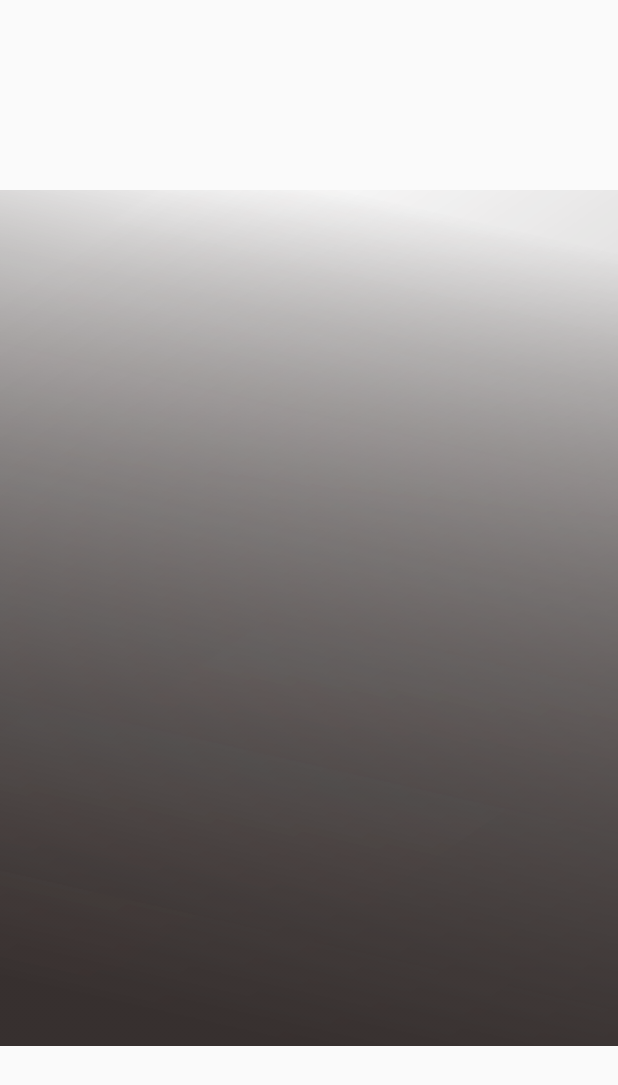
After one commit to Michaelyanzheng/Code, an Android app: the StartActivity screen opened directly, with no data from a screen before it, on a phone screen of 412 x 824 dp. The commit adds this screen. Shown: the top 1085 px of the screen. Run offline under Robolectric (Android 15) with nearby library versions, the light colour scheme and no system bars.

Commit message:
add view page

```diff
--- /dev/null
+++ b/Convenience/app/src/main/java/com/zheng/convenience/StartActivity.java
@@ -0,0 +1,90 @@
+package com.zheng.convenience;
+
+import android.app.Activity;
+import android.content.Context;
+import android.content.Intent;
+import android.content.SharedPreferences;
+import android.os.Bundle;
+import android.os.Handler;
+import android.os.Message;
+import android.view.Window;
+import android.view.WindowManager;
+import android.widget.ImageView;
+
+/**
+ * Created by michael on 2015/9/10.
+ */
+public class StartActivity extends Activity {
+
+
+    public static final String COOL = "cool";
+
+    public static final String ME_OR_COLOR = "me_or_color";
+
+    public static final int TIMEOUT = 2000;
+
+    public Handler mMyHandler = new Handler(){
+
+        @Override
+        public void handleMessage(Message msg) {
+
+            switch (msg.what){
+
+                case 1:
+
+                    startActivity(new Intent(StartActivity.this,MainActivity.class));
+                    finish();
+
+                    break;
+
+                default:
+
+                    super.handleMessage(msg);
+
+                    break;
+            }
+        }
+    };
+
+    private boolean meOrColor;
+
+    private ImageView mBackImageView;
+
+    @Override
+    protected void onCreate(Bundle savedInstanceState) {
+        super.onCreate(savedInstanceState);
+
+        requestWindowFeature(Window.FEATURE_NO_TITLE);
+        getWindow().setFlags(WindowManager.LayoutParams.FLAG_FULLSCREEN,
+                WindowManager.LayoutParams.FLAG_FULLSCREEN);
+
+        mBackImageView = new ImageView(this);
+
+        SharedPreferences sharedPreferences = getSharedPreferences(COOL, Context.MODE_PRIVATE);
+        SharedPreferences.Editor editor = sharedPreferences.edit();
+
+        meOrColor = sharedPreferences.getBoolean(ME_OR_COLOR,false);
+
+        if (meOrColor){
+
+            mBackImageView.setImageResource(R.drawable.black);
+            editor.putBoolean(ME_OR_COLOR,false);
+
+        }else{
+
+            mBackImageView.setImageResource(R.drawable.cool);
+            editor.putBoolean(ME_OR_COLOR,true);
+        }
+
+        editor.commit();
+
+
+        setContentView(mBackImageView);
+
+
+        Message message = new Message();
+        message.what = 1;
+
+        mMyHandler.sendMessageDelayed(message,TIMEOUT);
+    }
+}
```
Also changed, not shown: Convenience/app/src/main/AndroidManifest.xml (+7 -0 lines), Convenience/app/src/main/java/com/zheng/convenience/fragment/ContactFragment.java (+54 -7 lines), Convenience/app/src/main/java/com/zheng/convenience/fragment/WeatherFragmentList.java (+15 -0 lines), Convenience/app/src/main/res/layout/activity_start.xml (added, +11 -0 lines), Convenience/app/src/main/res/drawable/black.png (added), Convenience/app/src/main/res/drawable/cool.jpg (added), Convenience/app/src/main/res/drawable/welcome_android.jpg (added).
